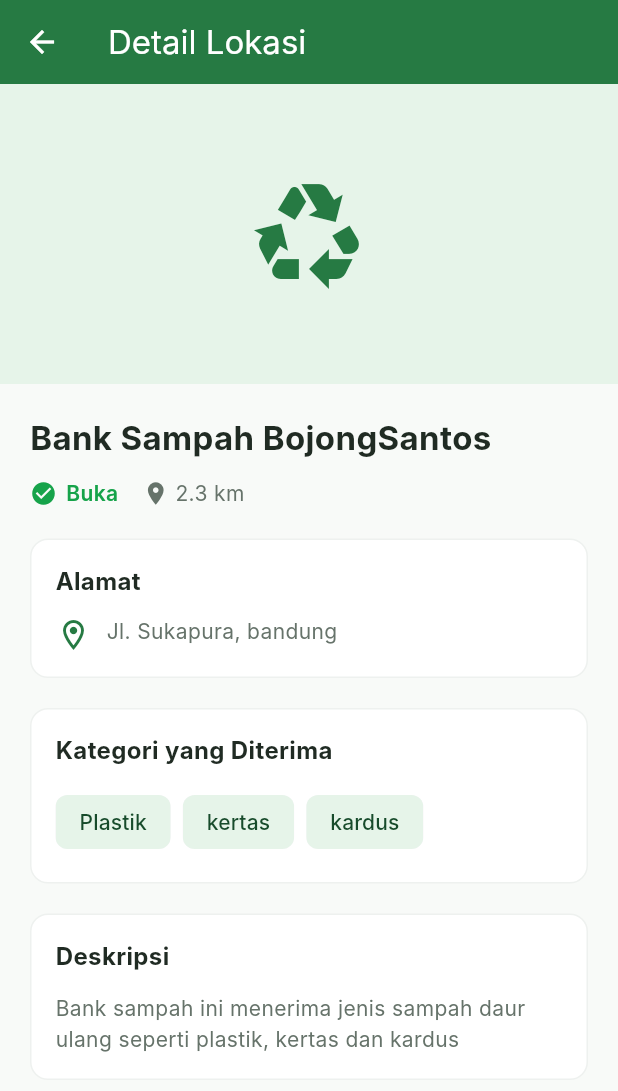
After one commit to gamapradana/Tugas-Besar-PPB, a Flutter app: the LocationDetailPage screen opened directly with sample values from the repository, on a phone screen of 412 x 824 dp. The commit adds this screen. Shown: the top 1091 px of the screen. Run offline on Flutter 3.47's test engine with Material 3 defaults, Android fonts, the phone set to English and light mode, and no system bars; Roboto replaces fonts that are missing (Inter).

Commit message:
menambahkan halaman detail lokasi daur ulang

```diff
--- a/lib/features/recycling_locator/data/dummy_location.dart
+++ b/lib/features/recycling_locator/data/dummy_location.dart
@@ -7,6 +7,8 @@ const List<RecyclingLocation> dummyLocation = [
     category: 'Plastik, kertas, kardus',
     distance: '2.3 km',
     isOpen: true,
+    description:
+      'Bank sampah ini menerima jenis sampah daur ulang seperti plastik, kertas dan kardus'
     ),
   RecyclingLocation(
     name: 'Telu recycling center',
@@ -14,6 +16,8 @@ const List<RecyclingLocation> dummyLocation = [
     category: 'Plastik, elektronik',
     distance: '1.1 km',
     isOpen: false,
+    description:
+      'Bank sampah ini hanya menerima jenis sampah daur ulang seperti plastik dan elektronik'
     ),
     RecyclingLocation(
     name: 'Bank sampah Kotaku ',
@@ -21,5 +25,7 @@ const List<RecyclingLocation> dummyLocation = [
     category: 'Plastik, kertas, kardus',
     distance: '3.4 km',
     isOpen: true,
+    description:
+      'Bank sampah ini menerima jenis sampah daur ulang seperti plastik, kertas dan kardus'
     ),
 ];
--- a/lib/features/recycling_locator/models/recycling_location.dart
+++ b/lib/features/recycling_locator/models/recycling_location.dart
@@ -4,6 +4,7 @@
   final String category;
   final String distance;
   final bool isOpen;
+  final String description;
 
   const RecyclingLocation({
     required this.name,
@@ -11,5 +12,6 @@
     required this.category,
     required this.distance,
     required this.isOpen,
+    required this.description
   });
 }
--- /dev/null
+++ b/lib/features/recycling_locator/pages/location_detail_page.dart
@@ -0,0 +1,204 @@
+
+import 'package:flutter/material.dart';
+
+import '../../../core/constants/app_colors.dart';
+import '../models/recycling_location.dart';
+
+class LocationDetailPage extends StatelessWidget {
+  final RecyclingLocation location;
+
+  const LocationDetailPage({
+    super.key,
+    required this.location,
+  });
+
+  @override
+  Widget build(BuildContext context) {
+    return Scaffold(
+      backgroundColor: AppColors.gray50,
+      appBar: AppBar(
+        backgroundColor: AppColors.green700,
+        foregroundColor: AppColors.white,
+        title: const Text('Detail Lokasi'),
+      ),
+      body: SingleChildScrollView(
+        child: Column(
+          crossAxisAlignment: CrossAxisAlignment.start,
+          children: [
+            _buildLocationImage(),
+            Padding(
+              padding: const EdgeInsets.all(20),
+              child: Column(
+                crossAxisAlignment: CrossAxisAlignment.start,
+                children: [
+                  _buildLocationName(),
+                  const SizedBox(height: 12),
+                  _buildLocationStatus(),
+                  const SizedBox(height: 20),
+                  _buildInformationSection(),
+                  const SizedBox(height: 20),
+                  _buildCategorySection(),
+                  const SizedBox(height: 20),
+                  _buildDescriptionSection(),
+                ],
+              ),
+            ),
+          ],
+        ),
+      ),
+    );
+  }
+
+  Widget _buildLocationImage() {
+    return Container(
+      height: 200,
+      width: double.infinity,
+      color: AppColors.green100,
+      child: const Center(
+        child: Icon(
+          Icons.recycling,
+          size: 80,
+          color: AppColors.green700,
+        ),
+      ),
+    );
+  }
+
+  Widget _buildLocationName() {
+    return Text(
+      location.name,
+      style: const TextStyle(
+        fontSize: 22,
+        fontWeight: FontWeight.bold,
+        color: AppColors.gray900,
+      ),
+    );
+  }
+
+  Widget _buildLocationStatus() {
+    return Row(
+      children: [
+        Icon(
+          location.isOpen ? Icons.check_circle : Icons.cancel,
+          color: location.isOpen
+              ? AppColors.success
+              : AppColors.error,
+          size: 18,
+        ),
+        const SizedBox(width: 6),
+        Text(
+          location.isOpen ? 'Buka' : 'Tutup',
+          style: TextStyle(
+            color: location.isOpen
+                ? AppColors.success
+                : AppColors.error,
+            fontWeight: FontWeight.w600,
+          ),
+        ),
+        const SizedBox(width: 16),
+        const Icon(
+          Icons.location_on,
+          size: 18,
+          color: AppColors.gray600,
+        ),
+        const SizedBox(width: 4),
+        Text(
+          location.distance,
+          style: const TextStyle(
+            color: AppColors.gray600,
+          ),
+        ),
+      ],
+    );
+  }
+
+  Widget _buildInformationSection() {
+    return _buildSection(
+      title: 'Alamat',
+      child: Row(
+        crossAxisAlignment: CrossAxisAlignment.start,
+        children: [
+          const Icon(
+            Icons.location_on_outlined,
+            color: AppColors.green700,
+          ),
+          const SizedBox(width: 10),
+          Expanded(
+            child: Text(
+              location.address,
+              style: const TextStyle(
+                color: AppColors.gray600,
+                fontSize: 14,
+              ),
+            ),
+          ),
+        ],
+      ),
+    );
+  }
+
+  Widget _buildCategorySection() {
+    return _buildSection(
+      title: 'Kategori yang Diterima',
+      child: Wrap(
+        spacing: 8,
+        runSpacing: 8,
+        children: location.category.split(',').map((category) {
+          return Chip(
+            label: Text(category.trim()),
+            backgroundColor: AppColors.green100,
+            labelStyle: const TextStyle(
+              color: AppColors.green900,
+              fontWeight: FontWeight.w500,
+            ),
+            side: BorderSide.none,
+          );
+        }).toList(),
+      ),
+    );
+  }
+
+  Widget _buildDescriptionSection() {
+    return _buildSection(
+      title: 'Deskripsi',
+      child: Text(
+        location.description,
+        style: const TextStyle(
+          fontSize: 14,
+          height: 1.5,
+          color: AppColors.gray600,
+        ),
+      ),
+    );
+  }
+
+  Widget _buildSection({
+    required String title,
+    required Widget child,
+  }) {
+    return Container(
+      width: double.infinity,
+      padding: const EdgeInsets.all(16),
+      decoration: BoxDecoration(
+        color: AppColors.white,
+        borderRadius: BorderRadius.circular(12),
+        border: Border.all(color: AppColors.gray100),
+      ),
+      child: Column(
+        crossAxisAlignment: CrossAxisAlignment.start,
+        children: [
+          Text(
+            title,
+            style: const TextStyle(
+              fontSize: 16,
+              fontWeight: FontWeight.bold,
+              color: AppColors.gray900,
+            ),
+          ),
+          const SizedBox(height: 12),
+          child,
+        ],
+      ),
+    );
+  }
+}
--- a/lib/features/recycling_locator/pages/recycling_locator_page.dart
+++ b/lib/features/recycling_locator/pages/recycling_locator_page.dart
@@ -1,5 +1,5 @@
 import 'package:flutter/material.dart';
-
+import 'location_detail_page.dart';
 import '../../../core/constants/app_colors.dart';
 import '../data/dummy_location.dart';
 import '../models/recycling_location.dart';
@@ -276,6 +276,7 @@ class _RecyclingLocatorPageState extends State<RecyclingLocatorPage> {
   }
 }
 
+
 class _LocationCard extends StatelessWidget {
   final RecyclingLocation location;
 
@@ -291,6 +292,18 @@ class _LocationCard extends StatelessWidget {
         borderRadius: BorderRadius.circular(12),
         side: const BorderSide(color: AppColors.gray100),
       ),
+      child: InkWell(
+        borderRadius: BorderRadius.circular(12),
+        onTap: () {
+          Navigator.push(
+            context,
+            MaterialPageRoute(
+              builder: (context) => LocationDetailPage(
+                location: location,
+              ),
+            ),
+          );
+        },
         child: Padding(
           padding: const EdgeInsets.all(16),
           child: Row(
@@ -364,9 +377,11 @@ class _LocationCard extends StatelessWidget {
             ],
           ),
         ),
+      ),
     );
   }
 }
+
 
 class _StatusBadge extends StatelessWidget {
   final bool isOpen;
```
Lines whose indentation alone changed are shown as unchanged.
